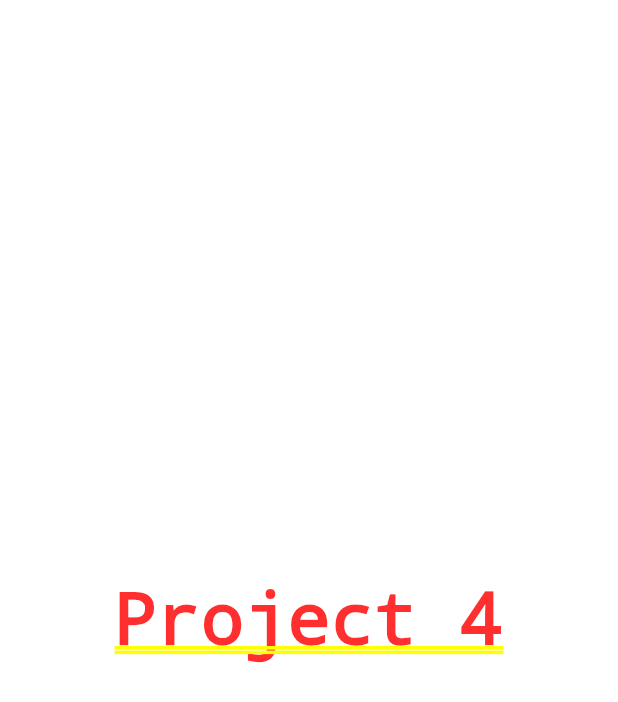
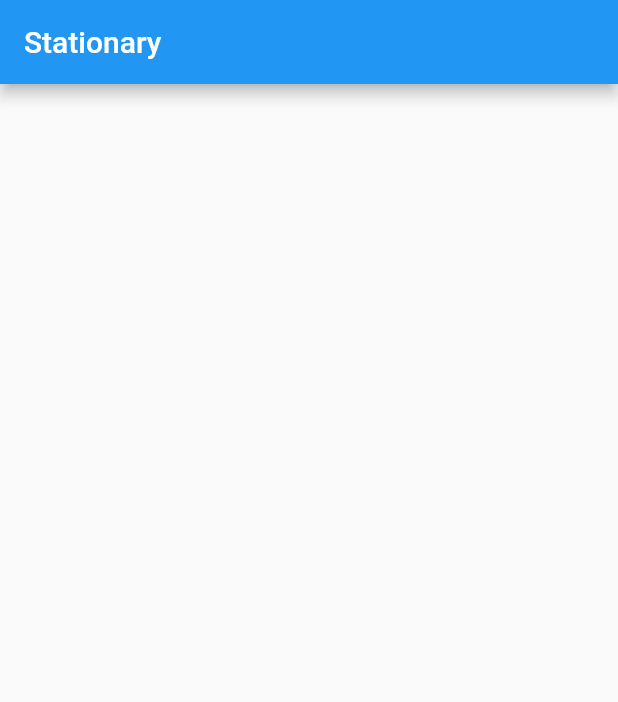
Before and after one commit to kchu01/homemade, a Flutter app: the screen it shows after launch, on a phone screen of 412 x 824 dp. Shown: the top 702 px of the screen. Run offline on Flutter 3.47's test engine with Material 2 defaults, Android fonts, the phone set to English and light mode, and no system bars.

Commit message:
Display an appbar

```diff
--- a/lib/constants.dart
+++ b/lib/constants.dart
@@ -0,0 +1,6 @@
+import 'package:flutter/material.dart';
+
+const kTextColor = Color(0xFF535353);
+const kTextLightColor = Color(0xFFACACAC);
+
+const kDefaultPaddin = 20.0;
--- a/lib/main.dart
+++ b/lib/main.dart
@@ -1,3 +1,32 @@
 import 'package:flutter/material.dart';
+// import 'package:myapp/constants.dart';
 
-void main() => runApp(MaterialApp(home: Center(child: Text('Project 4'))));
+void main() => runApp(const MyApp());
+
+class MyApp extends StatelessWidget {
+  const MyApp();
+
+  @override
+  Widget build(BuildContext context) {
+    return MaterialApp(
+      theme: ThemeData(
+          // primarySwatch: Colors.blue.shade200,
+          ),
+      home: const MyHomePage(),
+      debugShowCheckedModeBanner: false,
+    );
+  }
+}
+
+class MyHomePage extends StatelessWidget {
+  const MyHomePage({Key key}) : super(key: key);
+
+  @override
+  Widget build(BuildContext context) {
+    return Scaffold(
+      appBar: AppBar(
+        title: Text('Stationary'),
+      ),
+    );
+  }
+}
```
Also changed, not shown: 1 other file.
